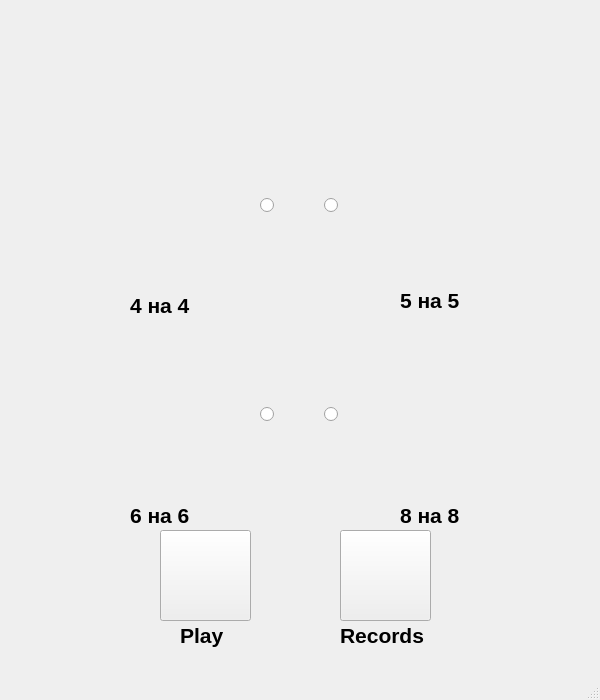
Qt form src/ui_files/main.ui (aleksandrmbelkin/Game_2048) before a commit.
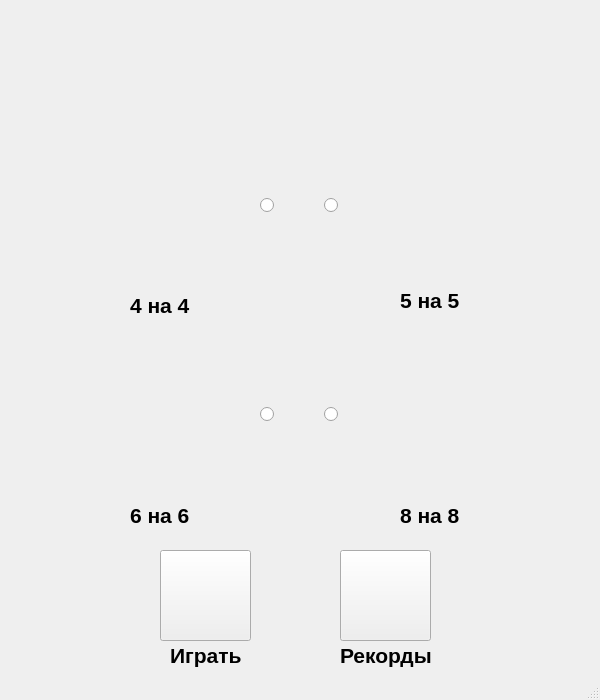
The same form after that commit. Icons and pictures are not drawn.

```diff
--- a/src/ui_files/main.ui
+++ b/src/ui_files/main.ui
@@ -37,7 +37,7 @@
     <property name="geometry">
      <rect>
       <x>160</x>
-      <y>530</y>
+      <y>550</y>
       <width>91</width>
       <height>91</height>
      </rect>
@@ -60,7 +60,7 @@
     <property name="geometry">
      <rect>
       <x>340</x>
-      <y>530</y>
+      <y>550</y>
       <width>91</width>
       <height>91</height>
      </rect>
@@ -256,27 +256,27 @@
    <widget class="QLabel" name="text_play">
     <property name="geometry">
      <rect>
-      <x>180</x>
-      <y>620</y>
-      <width>51</width>
+      <x>170</x>
+      <y>640</y>
+      <width>81</width>
       <height>31</height>
      </rect>
     </property>
     <property name="text">
-     <string>&lt;html&gt;&lt;head/&gt;&lt;body&gt;&lt;p&gt;&lt;span style=&quot; font-size:16pt; font-weight:600;&quot;&gt;Play&lt;/span&gt;&lt;/p&gt;&lt;/body&gt;&lt;/html&gt;</string>
+     <string>&lt;html&gt;&lt;head/&gt;&lt;body&gt;&lt;p&gt;&lt;span style=&quot; font-size:16pt; font-weight:600;&quot;&gt;Играть&lt;/span&gt;&lt;/p&gt;&lt;/body&gt;&lt;/html&gt;</string>
     </property>
    </widget>
    <widget class="QLabel" name="text_records">
     <property name="geometry">
      <rect>
       <x>340</x>
-      <y>620</y>
-      <width>91</width>
+      <y>640</y>
+      <width>111</width>
       <height>31</height>
      </rect>
     </property>
     <property name="text">
-     <string>&lt;html&gt;&lt;head/&gt;&lt;body&gt;&lt;p&gt;&lt;span style=&quot; font-size:16pt; font-weight:600;&quot;&gt;Records&lt;/span&gt;&lt;/p&gt;&lt;/body&gt;&lt;/html&gt;</string>
+     <string>&lt;html&gt;&lt;head/&gt;&lt;body&gt;&lt;p&gt;&lt;span style=&quot; font-size:16pt; font-weight:600;&quot;&gt;Рекорды&lt;/span&gt;&lt;/p&gt;&lt;/body&gt;&lt;/html&gt;</string>
     </property>
    </widget>
   </widget>
```
